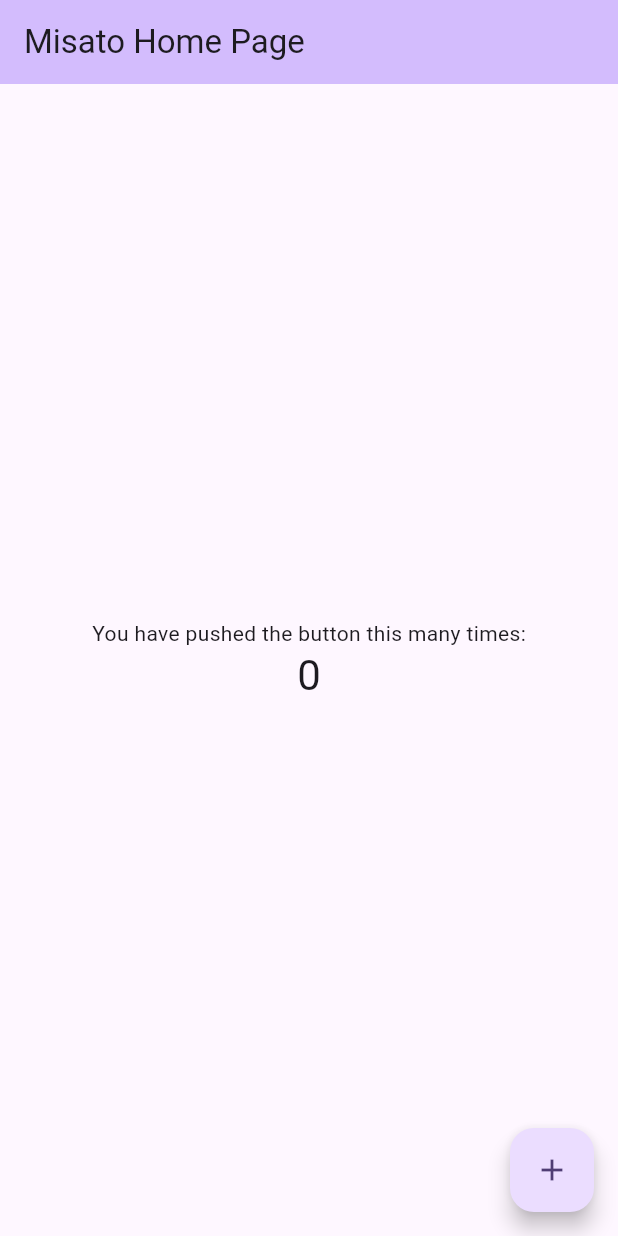
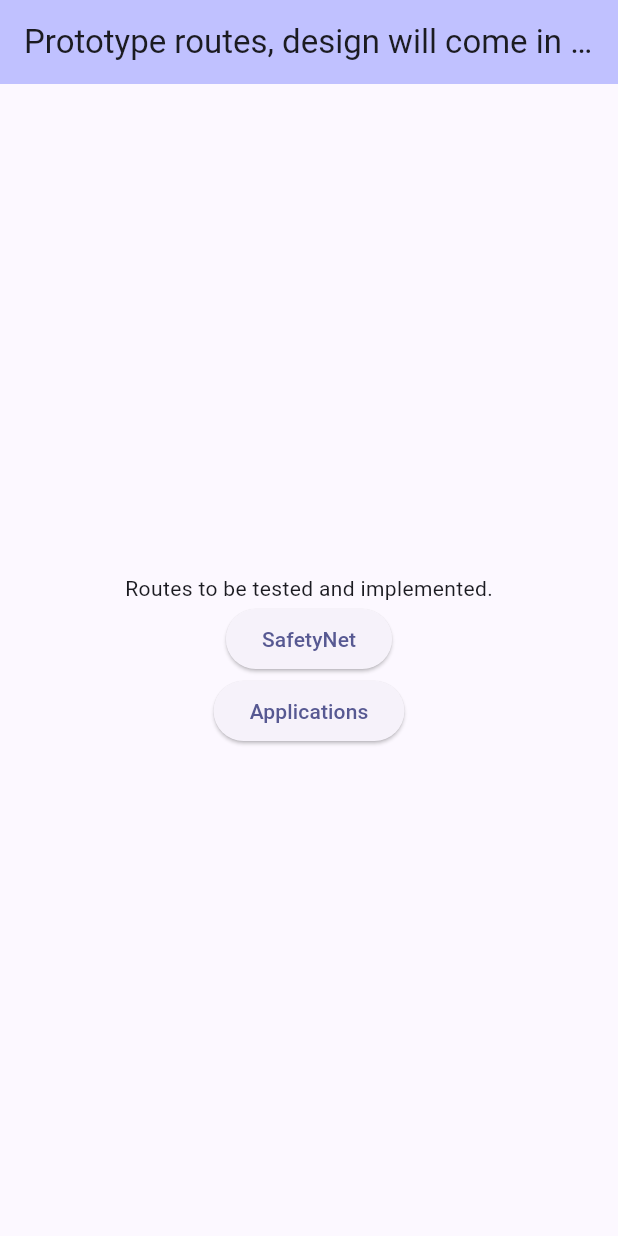
Before and after one commit to xjunko/misato, a Flutter app: the screen it shows after launch, on a phone screen of 412 x 824 dp. Run offline on Flutter 3.47's test engine with Material 3 defaults, Android fonts, the phone set to English and light mode, and no system bars.

Commit message:
All: Set basic routes

```diff
--- a/src/lib/main.dart
+++ b/src/lib/main.dart
@@ -1,125 +1,29 @@
 import 'package:flutter/material.dart';
 
+import "package:misato/pages/home_page.dart";
+import "package:misato/pages/safetynet.dart";
+import "package:misato/pages/apk_verifier.dart";
+
 void main() {
-  runApp(const MyApp());
+  runApp(const MisatoApp());
 }
 
-class MyApp extends StatelessWidget {
-  const MyApp({super.key});
+class MisatoApp extends StatelessWidget {
+  const MisatoApp({super.key});
 
-  // This widget is the root of your application.
   @override
   Widget build(BuildContext context) {
     return MaterialApp(
-      title: 'Misato',
-      theme: ThemeData(
-        // This is the theme of your application.
-        //
-        // TRY THIS: Try running your application with "flutter run". You'll see
-        // the application has a purple toolbar. Then, without quitting the app,
-        // try changing the seedColor in the colorScheme below to Colors.green
-        // and then invoke "hot reload" (save your changes or press the "hot
-        // reload" button in a Flutter-supported IDE, or press "r" if you used
-        // the command line to start the app).
-        //
-        // Notice that the counter didn't reset back to zero; the application
-        // state is not lost during the reload. To reset the state, use hot
-        // restart instead.
-        //
-        // This works for code too, not just values: Most code changes can be
-        // tested with just a hot reload.
-        colorScheme: ColorScheme.fromSeed(seedColor: Colors.deepPurple),
-        useMaterial3: true,
-      ),
-      home: const MyHomePage(title: 'Misato Home Page'),
-    );
+        title: 'Misato',
+        theme: ThemeData(
+          colorScheme: ColorScheme.fromSeed(seedColor: const Color(0x004c4e9e)),
+          useMaterial3: true,
+        ),
+        initialRoute: "/",
+        routes: {
+          "/": (context) => const HomeRoute(),
+          "/safetynet": (context) => const SafetyNetRoute(),
+          "/applications": (context) => const APKVerifierRoute(),
+        });
   }
 }
-
-class MyHomePage extends StatefulWidget {
-  const MyHomePage({super.key, required this.title});
-
-  // This widget is the home page of your application. It is stateful, meaning
-  // that it has a State object (defined below) that contains fields that affect
-  // how it looks.
-
-  // This class is the configuration for the state. It holds the values (in this
-  // case the title) provided by the parent (in this case the App widget) and
-  // used by the build method of the State. Fields in a Widget subclass are
-  // always marked "final".
-
-  final String title;
-
-  @override
-  State<MyHomePage> createState() => _MyHomePageState();
-}
-
-class _MyHomePageState extends State<MyHomePage> {
-  int _counter = 0;
-
-  void _incrementCounter() {
-    setState(() {
-      // This call to setState tells the Flutter framework that something has
-      // changed in this State, which causes it to rerun the build method below
-      // so that the display can reflect the updated values. If we changed
-      // _counter without calling setState(), then the build method would not be
-      // called again, and so nothing would appear to happen.
-      _counter++;
-    });
-  }
-
-  @override
-  Widget build(BuildContext context) {
-    // This method is rerun every time setState is called, for instance as done
-    // by the _incrementCounter method above.
-    //
-    // The Flutter framework has been optimized to make rerunning build methods
-    // fast, so that you can just rebuild anything that needs updating rather
-    // than having to individually change instances of widgets.
-    return Scaffold(
-      appBar: AppBar(
-        // TRY THIS: Try changing the color here to a specific color (to
-        // Colors.amber, perhaps?) and trigger a hot reload to see the AppBar
-        // change color while the other colors stay the same.
-        backgroundColor: Theme.of(context).colorScheme.inversePrimary,
-        // Here we take the value from the MyHomePage object that was created by
-        // the App.build method, and use it to set our appbar title.
-        title: Text(widget.title),
-      ),
-      body: Center(
-        // Center is a layout widget. It takes a single child and positions it
-        // in the middle of the parent.
-        child: Column(
-          // Column is also a layout widget. It takes a list of children and
-          // arranges them vertically. By default, it sizes itself to fit its
-          // children horizontally, and tries to be as tall as its parent.
-          //
-          // Column has various properties to control how it sizes itself and
-          // how it positions its children. Here we use mainAxisAlignment to
-          // center the children vertically; the main axis here is the vertical
-          // axis because Columns are vertical (the cross axis would be
-          // horizontal).
-          //
-          // TRY THIS: Invoke "debug painting" (choose the "Toggle Debug Paint"
-          // action in the IDE, or press "p" in the console), to see the
-          // wireframe for each widget.
-          mainAxisAlignment: MainAxisAlignment.center,
-          children: <Widget>[
-            const Text(
-              'You have pushed the button this many times:',
-            ),
-            Text(
-              '$_counter',
-              style: Theme.of(context).textTheme.headlineMedium,
-            ),
-          ],
-        ),
-      ),
-      floatingActionButton: FloatingActionButton(
-        onPressed: _incrementCounter,
-        tooltip: 'Increment',
-        child: const Icon(Icons.add),
-      ), // This trailing comma makes auto-formatting nicer for build methods.
-    );
-  }
-}
--- /dev/null
+++ b/src/lib/pages/home_page.dart
@@ -0,0 +1,36 @@
+import 'package:flutter/material.dart';
+
+class HomeRoute extends StatelessWidget {
+  const HomeRoute({super.key});
+
+  @override
+  Widget build(BuildContext context) {
+    return Scaffold(
+        appBar: AppBar(
+            backgroundColor: Theme.of(context).colorScheme.inversePrimary,
+            title: const Text("Prototype routes, design will come in later!")),
+        body: Center(
+          child: Column(
+            mainAxisAlignment: MainAxisAlignment.center,
+            children: [
+              const Text("Routes to be tested and implemented."),
+              Column(
+                mainAxisAlignment: MainAxisAlignment.spaceEvenly,
+                children: <Widget>[
+                  ElevatedButton(
+                      onPressed: () {
+                        Navigator.pushNamed(context, "/safetynet");
+                      },
+                      child: const Text("SafetyNet")),
+                  ElevatedButton(
+                      onPressed: () {
+                        Navigator.pushNamed(context, "/applications");
+                      },
+                      child: const Text("Applications"))
+                ],
+              )
+            ],
+          ),
+        ));
+  }
+}
```
Also changed, not shown: src/lib/pages/apk_verifier.dart (added, +21 -0 lines), src/lib/pages/safetynet.dart (added, +20 -0 lines), 1 other file.
